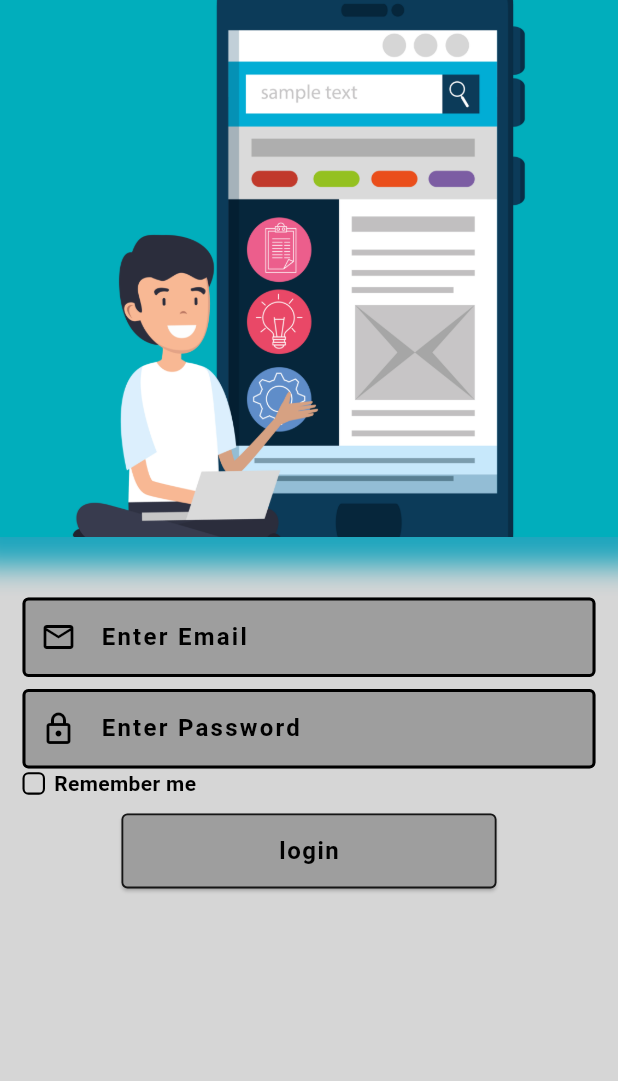
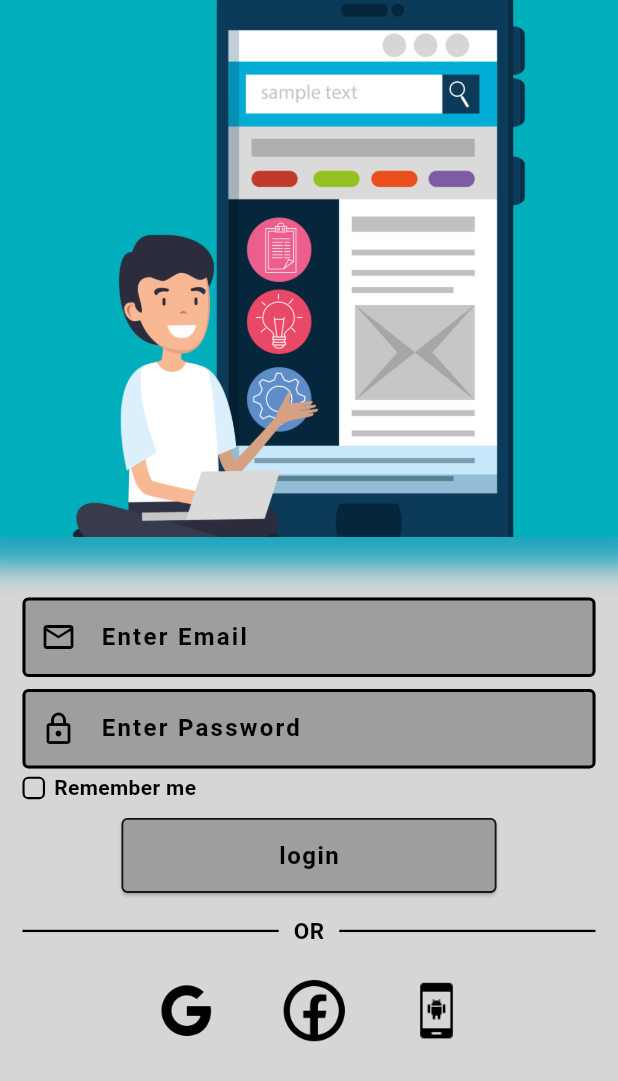
Before and after one commit to mofakkharul-29/SaniTalk, a Flutter app: the screen it shows after launch, on a phone screen of 412 x 824 dp. Shown: the top 1081 px of the screen. Run offline on Flutter 3.47's test engine with Material 3 defaults, Android fonts, the phone set to English and light mode, and no system bars; our stand-ins replace firebase_core, flutter_riverpod; accounts and stored records are empty.

Commit message:
added update

```diff
--- /dev/null
+++ b/lib/common/widgets/custom_divider.dart
@@ -0,0 +1,36 @@
+import 'package:flutter/material.dart';
+
+class CustomDivider extends StatelessWidget {
+  final String text;
+  const CustomDivider({super.key, required this.text});
+
+  @override
+  Widget build(BuildContext context) {
+    return Row(
+      children: [
+        getDivider(0.0, 10.0),
+        Text(
+          text,
+          style: TextStyle(
+            fontWeight: FontWeight.w700,
+            color: Colors.black,
+            fontSize: 15,
+          ),
+        ),
+        getDivider(10.0, 0.0),
+      ],
+    );
+  }
+
+  Widget getDivider(double? indent, double? endIndent) {
+    return Expanded(
+      child: Divider(
+        indent: indent,
+        endIndent: endIndent,
+        height: 1.2,
+        color: Colors.black,
+        thickness: 1.5,
+      ),
+    );
+  }
+}
--- /dev/null
+++ b/lib/common/widgets/login_options.dart
@@ -0,0 +1,41 @@
+import 'package:flutter/material.dart';
+
+class LoginOptions extends StatelessWidget {
+  const LoginOptions({super.key});
+
+  @override
+  Widget build(BuildContext context) {
+    return Row(
+      mainAxisAlignment: MainAxisAlignment.center,
+      children: [
+        getIconButton('assets/images/google.png', () {}),
+        const SizedBox(width: 20),
+        getIconButton('assets/images/facebook.png', () {}),
+        const SizedBox(width: 20),
+        getIconButton(
+          'assets/images/p.png',
+          () {},
+          58.0,
+          58.0,
+        ),
+      ],
+    );
+  }
+
+  Widget getIconButton(
+    String image,
+    void Function()? onPressed, [
+    double height = 65.0,
+    double width = 65.0,
+  ]) {
+    return IconButton(
+      onPressed: onPressed,
+      style: IconButton.styleFrom(
+        fixedSize: Size(width, height),
+        elevation: 1,
+        overlayColor: Colors.transparent,
+      ),
+      icon: Image.asset(image),
+    );
+  }
+}
--- a/lib/features/auth/presentation/screens/login_screen.dart
+++ b/lib/features/auth/presentation/screens/login_screen.dart
@@ -1,7 +1,9 @@
 import 'package:flutter/material.dart';
 import 'package:sani_talk/common/widgets/custom_container.dart';
+import 'package:sani_talk/common/widgets/custom_divider.dart';
 import 'package:sani_talk/common/widgets/custom_elevated_button.dart';
 import 'package:sani_talk/common/widgets/custom_textfield.dart';
+import 'package:sani_talk/common/widgets/login_options.dart';
 import 'package:sani_talk/common/widgets/remember_me.dart';
 
 class LoginScreen extends StatelessWidget {
@@ -32,12 +34,17 @@ class LoginScreen extends StatelessWidget {
                     icon: Icons.lock_outlined,
                     labelText: 'Enter Password',
                   ),
+                  const SizedBox(height: 3),
                   RememberMe(value: false, onTab: () {}),
                   const SizedBox(height: 10),
                   CustomElevatedButton(
                     text: 'login',
                     onTab: () {},
                   ),
+                  const SizedBox(height: 15),
+                  CustomDivider(text: 'OR'),
+                  const SizedBox(height: 10),
+                  LoginOptions(),
                 ],
               ),
             ),
```
Also changed, not shown: assets/images/p.png (added), assets/images/phone.png (added).
